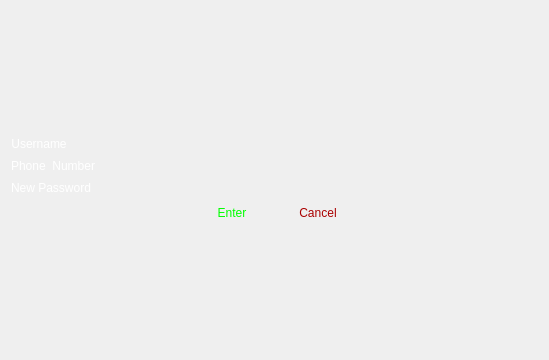
danialmd81/skull-king, file SkullKing/LoginClasses/forgotpassword.ui: the form before one commit.
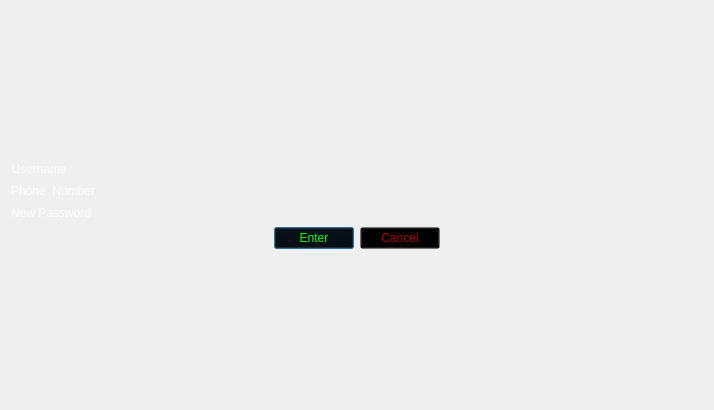
The form after the commit. Icons and pictures are not drawn.

```diff
--- a/SkullKing/LoginClasses/forgotpassword.ui
+++ b/SkullKing/LoginClasses/forgotpassword.ui
@@ -6,8 +6,8 @@
    <rect>
     <x>0</x>
     <y>0</y>
-    <width>549</width>
-    <height>360</height>
+    <width>714</width>
+    <height>410</height>
    </rect>
   </property>
   <property name="minimumSize">
@@ -784,7 +784,7 @@
           <string>Enter</string>
          </property>
          <property name="flat">
-          <bool>true</bool>
+          <bool>false</bool>
          </property>
         </widget>
        </item>
@@ -1004,7 +1004,7 @@
           <string>Cancel</string>
          </property>
          <property name="flat">
-          <bool>true</bool>
+          <bool>false</bool>
          </property>
         </widget>
        </item>
```
Left out of the diff: 2 changed lines with no effect on the pictures.
